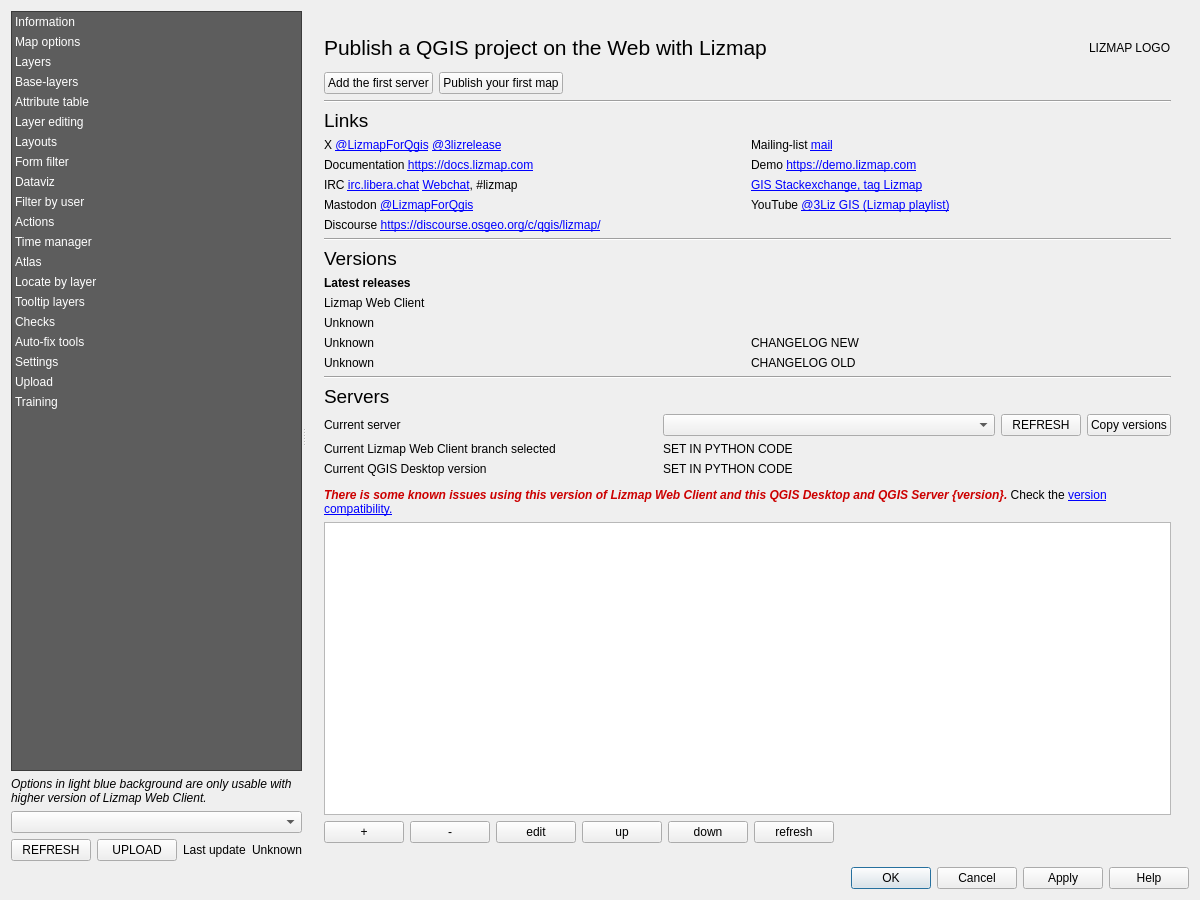
3liz/lizmap-plugin, file lizmap/resources/ui/ui_lizmap.ui: the form before one commit.
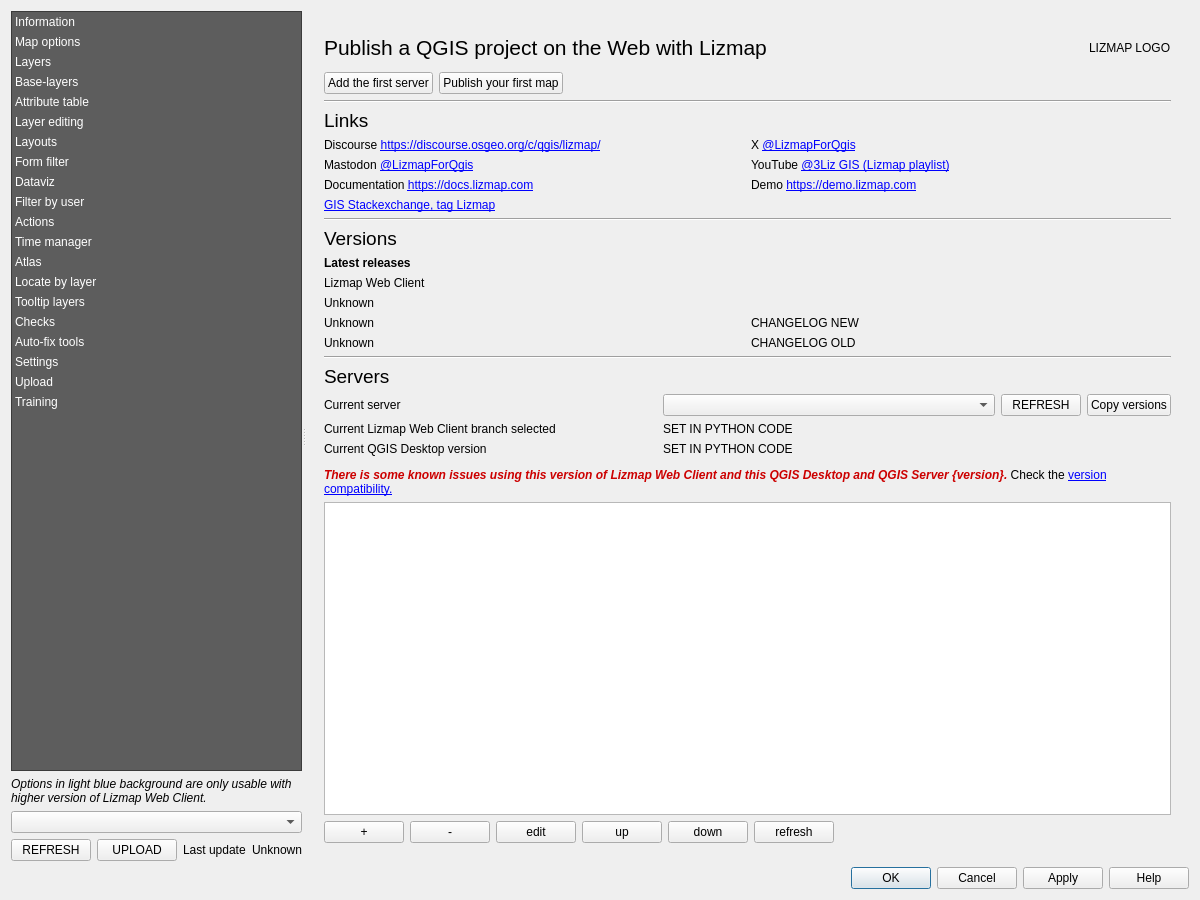
The form after the commit. Custom widgets are drawn as their Qt base class.

Commit message: Review social network links

The edit to the form file:
```diff
--- a/lizmap/resources/ui/ui_lizmap.ui
+++ b/lizmap/resources/ui/ui_lizmap.ui
@@ -406,60 +406,10 @@
            </item>
            <item>
             <layout class="QGridLayout" name="gridLayout_6">
-             <item row="0" column="0">
-              <widget class="QLabel" name="label_26">
-               <property name="text">
-                <string notr="true">&lt;html&gt;&lt;head/&gt;&lt;body&gt;&lt;p&gt;X &lt;a href=&quot;https://twitter.com/LizmapForQgis&quot;&gt;&lt;span style=&quot; text-decoration: underline; color:#0000ff;&quot;&gt;@LizmapForQgis&lt;/span&gt;&lt;/a&gt; &lt;a href=&quot;https://twitter.com/3lizrelease&quot;&gt;&lt;span style=&quot; text-decoration: underline; color:#0000ff;&quot;&gt;@3lizrelease&lt;/span&gt;&lt;/a&gt;&lt;/p&gt;&lt;/body&gt;&lt;/html&gt;</string>
-               </property>
-               <property name="openExternalLinks">
-                <bool>true</bool>
-               </property>
-              </widget>
-             </item>
-             <item row="2" column="1">
-              <widget class="QLabel" name="label_61">
-               <property name="text">
-                <string>&lt;html&gt;&lt;head/&gt;&lt;body&gt;&lt;p&gt;&lt;a href=&quot;https://gis.stackexchange.com/questions/tagged/lizmap&quot;&gt;&lt;span style=&quot; text-decoration: underline; color:#0000ff;&quot;&gt;GIS Stackexchange, tag Lizmap&lt;/span&gt;&lt;/a&gt;&lt;/p&gt;&lt;/body&gt;&lt;/html&gt;</string>
-               </property>
-               <property name="openExternalLinks">
-                <bool>true</bool>
-               </property>
-              </widget>
-             </item>
              <item row="0" column="1">
-              <widget class="QLabel" name="label_27">
+              <widget class="QLabel" name="label_26">
                <property name="text">
-                <string>&lt;html&gt;&lt;head/&gt;&lt;body&gt;&lt;p&gt;Mailing-list &lt;a href=&quot;https://lists.osgeo.org/mailman/listinfo/lizmap&quot;&gt;&lt;span style=&quot; text-decoration: underline; color:#0000ff;&quot;&gt;mail&lt;/span&gt;&lt;/a&gt;&lt;/p&gt;&lt;/body&gt;&lt;/html&gt;</string>
-               </property>
-               <property name="openExternalLinks">
-                <bool>true</bool>
-               </property>
-              </widget>
-             </item>
-             <item row="3" column="0">
-              <widget class="QLabel" name="label_14">
-               <property name="text">
-                <string>&lt;html&gt;&lt;head/&gt;&lt;body&gt;&lt;p&gt;Mastodon &lt;a href=&quot;https://mapstodon.space/@LizmapForQgis&quot;&gt;&lt;span style=&quot; text-decoration: underline; color:#0000ff;&quot;&gt;@LizmapForQgis&lt;/span&gt;&lt;/a&gt;&lt;/p&gt;&lt;/body&gt;&lt;/html&gt;</string>
-               </property>
-               <property name="openExternalLinks">
-                <bool>true</bool>
-               </property>
-              </widget>
-             </item>
-             <item row="3" column="1">
-              <widget class="QLabel" name="label_47">
-               <property name="text">
-                <string>&lt;html&gt;&lt;head/&gt;&lt;body&gt;&lt;p&gt;YouTube &lt;a href=&quot;https://www.youtube.com/watch?v=xQQ34nvRZ-w&amp;list=PLVjGrgOxKyGbOpNkwyUqXulxw8Niq8ZZw&quot;&gt;&lt;span style=&quot;text-decoration: underline; color:#0000ff;&quot;&gt;@3Liz GIS (Lizmap playlist)&lt;/span&gt;&lt;/a&gt;&lt;/p&gt;&lt;/body&gt;&lt;/html&gt;</string>
-               </property>
-               <property name="openExternalLinks">
-                <bool>true</bool>
-               </property>
-              </widget>
-             </item>
-             <item row="1" column="1">
-              <widget class="QLabel" name="label_46">
-               <property name="text">
-                <string>&lt;html&gt;&lt;head/&gt;&lt;body&gt;&lt;p&gt;Demo &lt;a href=&quot;https://demo.lizmap.com&quot;&gt;&lt;span style=&quot; text-decoration: underline; color:#0000ff;&quot;&gt;https://demo.lizmap.com&lt;/span&gt;&lt;/a&gt;&lt;/p&gt;&lt;/body&gt;&lt;/html&gt;</string>
+                <string notr="true">&lt;html&gt;&lt;head/&gt;&lt;body&gt;&lt;p&gt;X &lt;a href=&quot;https://x.com/LizmapForQgis&quot;&gt;&lt;span style=&quot; text-decoration: underline; color:#0000ff;&quot;&gt;@LizmapForQgis&lt;/span&gt;&lt;/a&gt;&lt;/p&gt;&lt;/body&gt;&lt;/html&gt;</string>
                </property>
                <property name="openExternalLinks">
                 <bool>true</bool>
@@ -467,16 +417,6 @@
               </widget>
              </item>
              <item row="2" column="0">
-              <widget class="QLabel" name="label_55">
-               <property name="text">
-                <string notr="true">&lt;html&gt;&lt;head/&gt;&lt;body&gt;&lt;p&gt;IRC &lt;a href=&quot;https://libera.chat/&quot;&gt;&lt;span style=&quot; text-decoration: underline; color:#0000ff;&quot;&gt;irc.libera.chat&lt;/span&gt;&lt;/a&gt; &lt;a href=&quot;https://web.libera.chat/&quot;&gt;&lt;span style=&quot; text-decoration: underline; color:#0000ff;&quot;&gt;Webchat&lt;/span&gt;&lt;/a&gt;, #lizmap&lt;/p&gt;&lt;/body&gt;&lt;/html&gt;</string>
-               </property>
-               <property name="openExternalLinks">
-                <bool>true</bool>
-               </property>
-              </widget>
-             </item>
-             <item row="1" column="0">
               <widget class="QLabel" name="label_45">
                <property name="text">
                 <string>&lt;html&gt;&lt;head/&gt;&lt;body&gt;&lt;p&gt;Documentation &lt;a href=&quot;https://docs.lizmap.com&quot;&gt;&lt;span style=&quot; text-decoration: underline; color:#0000ff;&quot;&gt;https://docs.lizmap.com&lt;/span&gt;&lt;/a&gt;&lt;/p&gt;&lt;/body&gt;&lt;/html&gt;</string>
@@ -486,7 +426,7 @@
                </property>
               </widget>
              </item>
-             <item row="4" column="0">
+             <item row="0" column="0">
               <widget class="QLabel" name="label_82">
                <property name="text">
                 <string notr="true">&lt;html&gt;&lt;head/&gt;&lt;body&gt;&lt;p&gt;Discourse &lt;a href=&quot;https://discourse.osgeo.org/c/qgis/lizmap/&quot;&gt;&lt;span style=&quot; text-decoration: underline; color:#0000ff;&quot;&gt;https://discourse.osgeo.org/c/qgis/lizmap/&lt;/span&gt;&lt;/a&gt;&lt;/p&gt;&lt;/body&gt;&lt;/html&gt;</string>
@@ -496,6 +436,46 @@
                </property>
               </widget>
              </item>
+             <item row="1" column="1">
+              <widget class="QLabel" name="label_47">
+               <property name="text">
+                <string>&lt;html&gt;&lt;head/&gt;&lt;body&gt;&lt;p&gt;YouTube &lt;a href=&quot;https://www.youtube.com/watch?v=xQQ34nvRZ-w&amp;list=PLVjGrgOxKyGbOpNkwyUqXulxw8Niq8ZZw&quot;&gt;&lt;span style=&quot;text-decoration: underline; color:#0000ff;&quot;&gt;@3Liz GIS (Lizmap playlist)&lt;/span&gt;&lt;/a&gt;&lt;/p&gt;&lt;/body&gt;&lt;/html&gt;</string>
+               </property>
+               <property name="openExternalLinks">
+                <bool>true</bool>
+               </property>
+              </widget>
+             </item>
+             <item row="1" column="0">
+              <widget class="QLabel" name="label_14">
+               <property name="text">
+                <string>&lt;html&gt;&lt;head/&gt;&lt;body&gt;&lt;p&gt;Mastodon &lt;a href=&quot;https://mapstodon.space/@LizmapForQgis&quot;&gt;&lt;span style=&quot; text-decoration: underline; color:#0000ff;&quot;&gt;@LizmapForQgis&lt;/span&gt;&lt;/a&gt;&lt;/p&gt;&lt;/body&gt;&lt;/html&gt;</string>
+               </property>
+               <property name="openExternalLinks">
+                <bool>true</bool>
+               </property>
+              </widget>
+             </item>
+             <item row="2" column="1">
+              <widget class="QLabel" name="label_46">
+               <property name="text">
+                <string>&lt;html&gt;&lt;head/&gt;&lt;body&gt;&lt;p&gt;Demo &lt;a href=&quot;https://demo.lizmap.com&quot;&gt;&lt;span style=&quot; text-decoration: underline; color:#0000ff;&quot;&gt;https://demo.lizmap.com&lt;/span&gt;&lt;/a&gt;&lt;/p&gt;&lt;/body&gt;&lt;/html&gt;</string>
+               </property>
+               <property name="openExternalLinks">
+                <bool>true</bool>
+               </property>
+              </widget>
+             </item>
+             <item row="3" column="0">
+              <widget class="QLabel" name="label_61">
+               <property name="text">
+                <string>&lt;html&gt;&lt;head/&gt;&lt;body&gt;&lt;p&gt;&lt;a href=&quot;https://gis.stackexchange.com/questions/tagged/lizmap&quot;&gt;&lt;span style=&quot; text-decoration: underline; color:#0000ff;&quot;&gt;GIS Stackexchange, tag Lizmap&lt;/span&gt;&lt;/a&gt;&lt;/p&gt;&lt;/body&gt;&lt;/html&gt;</string>
+               </property>
+               <property name="openExternalLinks">
+                <bool>true</bool>
+               </property>
+              </widget>
+             </item>
             </layout>
            </item>
            <item>
```
